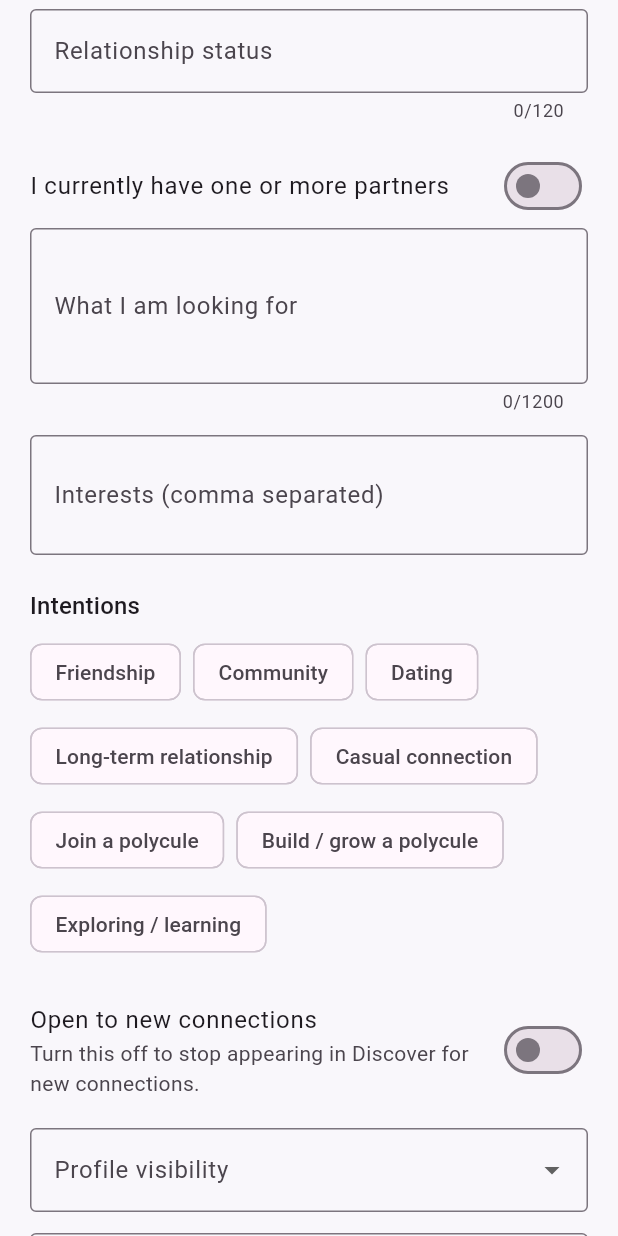
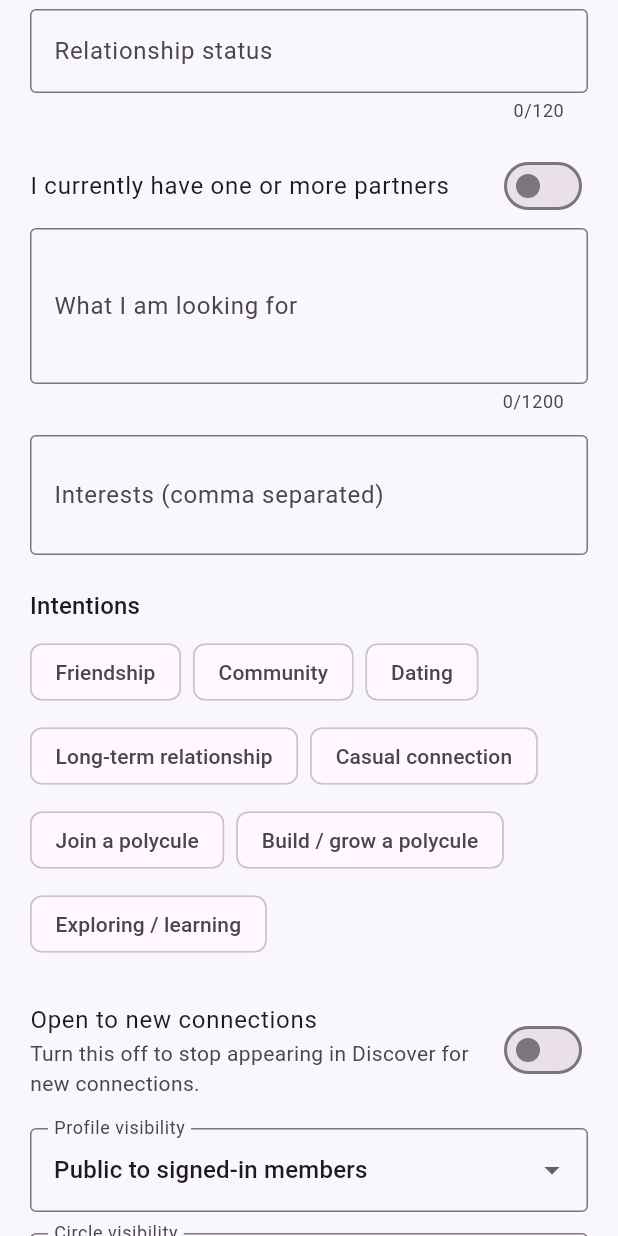
Before and after one commit to camronrsanders-ui/poly-app-mvp, a Flutter app: the ProfileScreen widget shown alone on an empty page, opened directly, scrolled down 1152 dp, on a phone screen of 412 x 824 dp. Run offline on Flutter 3.47's test engine with Material 3 defaults, Android fonts, the phone set to English and light mode, and no system bars; our stand-ins replace cloud_firestore, cloud_functions, firebase_auth, firebase_core, image_picker; missing offline and left inert: firebase_app_check; accounts and stored records are empty; network calls fail.

Commit message:
Make profile loading fail-safe against network and legacy data errors

```diff
--- a/lib/screens/profile/profile_screen.dart
+++ b/lib/screens/profile/profile_screen.dart
@@ -16,6 +16,9 @@ class ProfileScreen extends StatefulWidget {
 }
 
 class _ProfileScreenState extends State<ProfileScreen> {
+  static const _profileVisibilityOptions = ['public', 'hidden', 'matches_only'];
+  static const _mapVisibilityOptions = ['public', 'matches_only', 'private'];
+
   final _profileService = ProfileService();
   final _authService = AuthService();
   final _accountService = AccountService();
@@ -35,6 +38,7 @@ class _ProfileScreenState extends State<ProfileScreen> {
   bool _loading = true;
   bool _saving = false;
   bool _deleting = false;
+  Object? _loadError;
   bool _partnered = false;
   bool _openToConnections = true;
   String _profileVisibility = 'public';
@@ -51,40 +55,74 @@ class _ProfileScreenState extends State<ProfileScreen> {
     _load();
   }
 
+  String _string(Map<String, dynamic> data, String key) {
+    final value = data[key];
+    return value is String ? value : '';
+  }
+
+  List<String> _strings(Object? raw) {
+    if (raw is! List) return const [];
+    return raw
+        .whereType<String>()
+        .map((value) => value.trim())
+        .where((value) => value.isNotEmpty)
+        .toSet()
+        .toList(growable: false);
+  }
+
+  String _choice(Object? raw, List<String> allowed, String fallback) {
+    final value = raw?.toString() ?? '';
+    return allowed.contains(value) ? value : fallback;
+  }
+
   Future<void> _load() async {
     final uid = FirebaseAuth.instance.currentUser?.uid;
-    if (uid == null) return;
+    if (uid == null) {
+      if (mounted) setState(() => _loading = false);
+      return;
+    }
+    if (mounted) {
+      setState(() {
+        _loading = true;
+        _loadError = null;
+      });
+    }
     try {
-      final data = await _profileService.getProfile(uid) ?? {};
-      _name.text = data['displayName'] as String? ?? '';
-      _age.text = ((data['age'] as num?)?.toInt() ?? 18).toString();
-      _city.text = data['city'] as String? ?? '';
-      _region.text = data['region'] as String? ?? '';
-      _bio.text = data['bio'] as String? ?? '';
-      _headline.text = data['headline'] as String? ?? '';
-      _gender.text = data['genderIdentity'] as String? ?? '';
-      _pronouns.text = data['pronouns'] as String? ?? '';
-      _orientation.text = data['orientation'] as String? ?? '';
-      _relationship.text = data['relationshipStructure'] as String? ?? '';
-      _relationshipStatus.text = data['relationshipStatus'] as String? ?? '';
-      _lookingFor.text = data['lookingForNote'] as String? ?? '';
-      _interests.text = List<String>.from(data['interests'] ?? const []).join(', ');
-      _partnered = data['partnered'] as bool? ?? false;
-      _openToConnections = data['openToConnections'] as bool? ?? true;
-      _profileVisibility = data['profileVisibility'] as String? ?? 'public';
-      _mapVisibility = data['mapVisibility'] as String? ?? 'matches_only';
-      _intentions = List<String>.from(data['intentionTags'] ?? const []);
+      final data = await _profileService.getProfile(uid).timeout(const Duration(seconds: 10)) ?? {};
+      _name.text = _string(data, 'displayName');
+      _age.text = ((data['age'] as num?)?.toInt() ?? 18).clamp(18, 120).toString();
+      _city.text = _string(data, 'city');
+      _region.text = _string(data, 'region');
+      _bio.text = _string(data, 'bio');
+      _headline.text = _string(data, 'headline');
+      _gender.text = _string(data, 'genderIdentity');
+      _pronouns.text = _string(data, 'pronouns');
+      _orientation.text = _string(data, 'orientation');
+      _relationship.text = _string(data, 'relationshipStructure');
+      _relationshipStatus.text = _string(data, 'relationshipStatus');
+      _lookingFor.text = _string(data, 'lookingForNote');
+      _interests.text = _strings(data['interests']).take(20).join(', ');
+      _partnered = data['partnered'] is bool ? data['partnered'] as bool : false;
+      _openToConnections = data['openToConnections'] is bool ? data['openToConnections'] as bool : true;
+      _profileVisibility = _choice(data['profileVisibility'], _profileVisibilityOptions, 'public');
+      _mapVisibility = _choice(data['mapVisibility'], _mapVisibilityOptions, 'matches_only');
+      _intentions = _strings(data['intentionTags'])
+          .where(connectionIntentionOptions.contains)
+          .take(12)
+          .toList(growable: true);
       _preferredStructures
         ..clear()
-        ..addAll(List<String>.from(data['preferredStructures'] ?? const []));
+        ..addAll(_strings(data['preferredStructures']).where(relationshipStructureOptions.contains).take(12));
       _preferredIntentions
         ..clear()
-        ..addAll(List<String>.from(data['preferredIntentions'] ?? const []));
+        ..addAll(_strings(data['preferredIntentions']).where(connectionIntentionOptions.contains).take(12));
 
       final minAge = ((data['ageMin'] as num?)?.toDouble() ?? 18).clamp(18, 120).toDouble();
       final maxAgeRaw = ((data['ageMax'] as num?)?.toDouble() ?? 99).clamp(18, 120).toDouble();
       _ageRange = RangeValues(minAge, maxAgeRaw < minAge ? minAge : maxAgeRaw);
       _distanceRadius = ((data['distanceRadius'] as num?)?.toDouble() ?? 50).clamp(1, 500).toDouble();
+    } catch (error) {
+      _loadError = error;
     } finally {
       if (mounted) setState(() => _loading = false);
     }
@@ -192,8 +230,10 @@ class _ProfileScreenState extends State<ProfileScreen> {
     } on FirebaseFunctionsException catch (e) {
       if (!mounted) return;
       final message = e.code == 'failed-precondition'
-          ? 'For your security, sign out and sign back in before deleting your account.'
-          : 'Account deletion could not be completed. Please try again.';
+          ? 'For your security, sign in again before finishing account deletion.'
+          : e.code == 'internal'
+              ? 'Deletion is paused safely. Sign in again to finish the remaining cleanup.'
+              : 'Account deletion could not be completed. Please try again.';
       ScaffoldMessenger.of(context).showSnackBar(SnackBar(content: Text(message)));
     } catch (_) {
       if (mounted) {
@@ -244,6 +284,28 @@ class _ProfileScreenState extends State<ProfileScreen> {
   @override
   Widget build(BuildContext context) {
     if (_loading) return const Center(child: CircularProgressIndicator());
+    if (_loadError != null) {
+      return Center(
+        child: Padding(
+          padding: const EdgeInsets.all(28),
+          child: Column(
+            mainAxisSize: MainAxisSize.min,
+            children: [
+              const Icon(Icons.cloud_off_outlined, size: 52),
+              const SizedBox(height: 14),
+              Text('Could not load your profile', style: Theme.of(context).textTheme.titleLarge),
+              const SizedBox(height: 8),
+              const Text(
+                'Your profile was not changed. Check your connection and try again.',
+                textAlign: TextAlign.center,
+              ),
+              const SizedBox(height: 16),
+              FilledButton(onPressed: _load, child: const Text('Try again')),
+            ],
+          ),
+        ),
+      );
+    }
     return ListView(
       padding: const EdgeInsets.all(20),
       children: [
```
